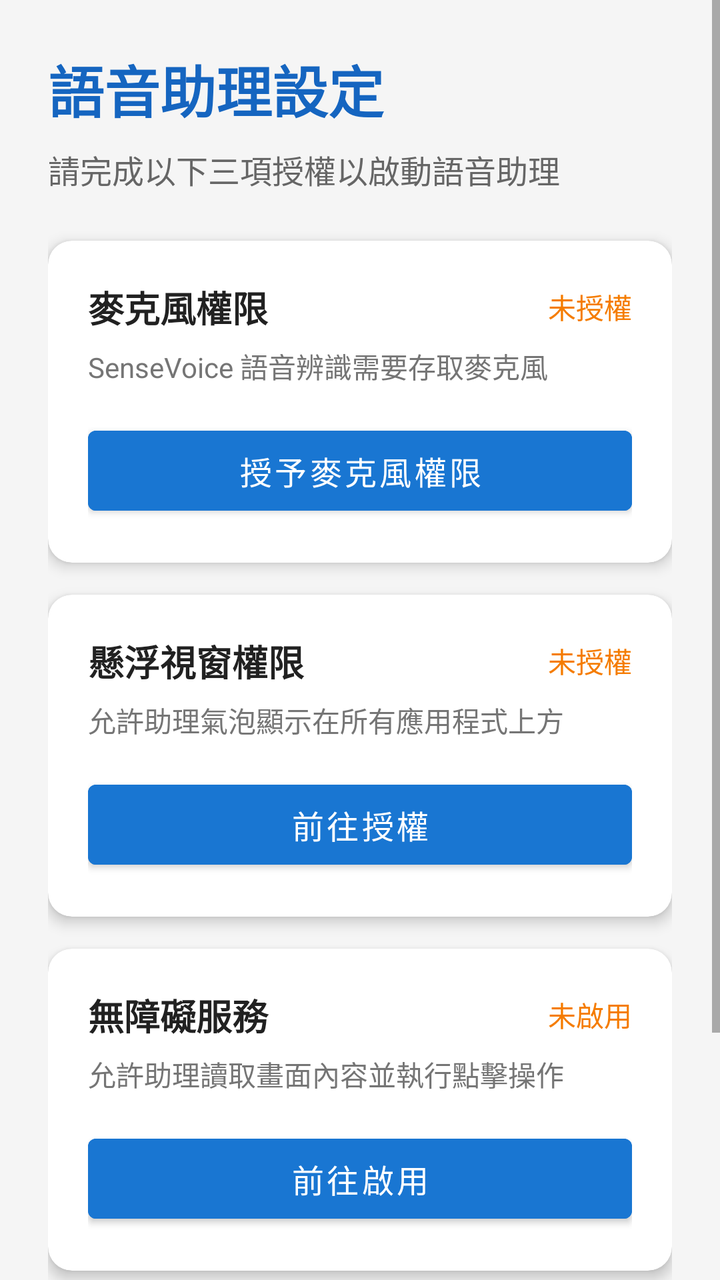
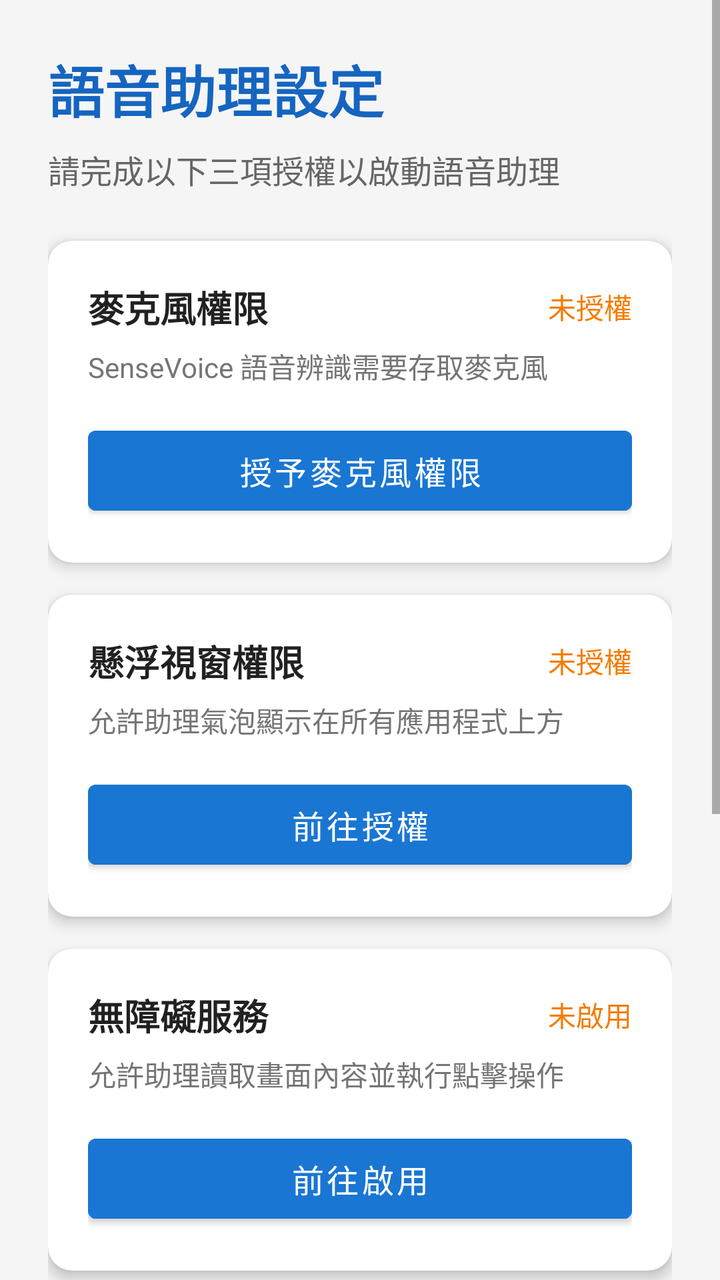

Before-and-after screenshots of an Android layout around one commit, followed by the original layout XML and the change that was made.
<!-- AndroidManifest.xml: application theme Theme.ElderlyAssistant -->
<!-- res/layout/activity_main.xml -->
<?xml version="1.0" encoding="utf-8"?>
<ScrollView xmlns:android="http://schemas.android.com/apk/res/android"
    xmlns:app="http://schemas.android.com/apk/res-auto"
    android:layout_width="match_parent"
    android:layout_height="match_parent"
    android:fillViewport="true"
    android:background="#F5F5F5">

    <LinearLayout
        android:layout_width="match_parent"
        android:layout_height="wrap_content"
        android:orientation="vertical"
        android:padding="24dp">

        
        <TextView
            android:layout_width="match_parent"
            android:layout_height="wrap_content"
            android:text="語音助理設定"
            android:textSize="28sp"
            android:textStyle="bold"
            android:textColor="#1565C0"
            android:layout_marginBottom="8dp" />

        <TextView
            android:layout_width="match_parent"
            android:layout_height="wrap_content"
            android:text="請完成以下三項授權以啟動語音助理"
            android:textSize="16sp"
            android:textColor="#666666"
            android:layout_marginBottom="24dp" />

        
        <androidx.cardview.widget.CardView
            android:layout_width="match_parent"
            android:layout_height="wrap_content"
            android:layout_marginBottom="16dp"
            app:cardElevation="4dp"
            app:cardCornerRadius="12dp">
            <LinearLayout
                android:layout_width="match_parent"
                android:layout_height="wrap_content"
                android:orientation="vertical"
                android:padding="20dp">
                <LinearLayout
                    android:layout_width="match_parent"
                    android:layout_height="wrap_content"
                    android:orientation="horizontal"
                    android:gravity="center_vertical">
                    <TextView
                        android:layout_width="0dp"
                        android:layout_height="wrap_content"
                        android:layout_weight="1"
                        android:text="麥克風權限"
                        android:textSize="18sp"
                        android:textStyle="bold"
                        android:textColor="#212121" />
                    <TextView
                        android:id="@+id/tv_mic_status"
                        android:layout_width="wrap_content"
                        android:layout_height="wrap_content"
                        android:text="未授權"
                        android:textSize="14sp"
                        android:textColor="@color/permission_missing" />
                </LinearLayout>
                <TextView
                    android:layout_width="match_parent"
                    android:layout_height="wrap_content"
                    android:layout_marginTop="6dp"
                    android:layout_marginBottom="16dp"
                    android:text="SenseVoice 語音辨識需要存取麥克風"
                    android:textSize="14sp"
                    android:textColor="#757575" />
                <Button
                    android:id="@+id/btn_mic_permission"
                    android:layout_width="match_parent"
                    android:layout_height="52dp"
                    android:text="授予麥克風權限"
                    android:textSize="16sp"
                    android:backgroundTint="@color/blue_700" />
            </LinearLayout>
        </androidx.cardview.widget.CardView>

        
        <androidx.cardview.widget.CardView
            android:layout_width="match_parent"
            android:layout_height="wrap_content"
            android:layout_marginBottom="16dp"
            app:cardElevation="4dp"
            app:cardCornerRadius="12dp">
            <LinearLayout
                android:layout_width="match_parent"
                android:layout_height="wrap_content"
                android:orientation="vertical"
                android:padding="20dp">
                <LinearLayout
                    android:layout_width="match_parent"
                    android:layout_height="wrap_content"
                    android:orientation="horizontal"
                    android:gravity="center_vertical">
                    <TextView
                        android:layout_width="0dp"
                        android:layout_height="wrap_content"
                        android:layout_weight="1"
                        android:text="懸浮視窗權限"
                        android:textSize="18sp"
                        android:textStyle="bold"
                        android:textColor="#212121" />
                    <TextView
                        android:id="@+id/tv_overlay_status"
                        android:layout_width="wrap_content"
                        android:layout_height="wrap_content"
                        android:text="未授權"
                        android:textSize="14sp"
                        android:textColor="@color/permission_missing" />
                </LinearLayout>
                <TextView
                    android:layout_width="match_parent"
                    android:layout_height="wrap_content"
                    android:layout_marginTop="6dp"
                    android:layout_marginBottom="16dp"
                    android:text="允許助理氣泡顯示在所有應用程式上方"
                    android:textSize="14sp"
                    android:textColor="#757575" />
                <Button
                    android:id="@+id/btn_overlay_permission"
                    android:layout_width="match_parent"
                    android:layout_height="52dp"
                    android:text="前往授權"
                    android:textSize="16sp"
                    android:backgroundTint="@color/blue_700" />
            </LinearLayout>
        </androidx.cardview.widget.CardView>

        
        <androidx.cardview.widget.CardView
            android:layout_width="match_parent"
            android:layout_height="wrap_content"
            android:layout_marginBottom="32dp"
            app:cardElevation="4dp"
            app:cardCornerRadius="12dp">
            <LinearLayout
                android:layout_width="match_parent"
                android:layout_height="wrap_content"
                android:orientation="vertical"
                android:padding="20dp">
                <LinearLayout
                    android:layout_width="match_parent"
                    android:layout_height="wrap_content"
                    android:orientation="horizontal"
                    android:gravity="center_vertical">
                    <TextView
                        android:layout_width="0dp"
                        android:layout_height="wrap_content"
                        android:layout_weight="1"
                        android:text="無障礙服務"
                        android:textSize="18sp"
                        android:textStyle="bold"
                        android:textColor="#212121" />
                    <TextView
                        android:id="@+id/tv_accessibility_status"
                        android:layout_width="wrap_content"
                        android:layout_height="wrap_content"
                        android:text="未啟用"
                        android:textSize="14sp"
                        android:textColor="@color/permission_missing" />
                </LinearLayout>
                <TextView
                    android:layout_width="match_parent"
                    android:layout_height="wrap_content"
                    android:layout_marginTop="6dp"
                    android:layout_marginBottom="16dp"
                    android:text="允許助理讀取畫面內容並執行點擊操作"
                    android:textSize="14sp"
                    android:textColor="#757575" />
                <Button
                    android:id="@+id/btn_accessibility_permission"
                    android:layout_width="match_parent"
                    android:layout_height="52dp"
                    android:text="前往啟用"
                    android:textSize="16sp"
                    android:backgroundTint="@color/blue_700" />
            </LinearLayout>
        </androidx.cardview.widget.CardView>

        
        <TextView
            android:id="@+id/tv_overall_status"
            android:layout_width="match_parent"
            android:layout_height="wrap_content"
            android:layout_marginBottom="16dp"
            android:text="請授予所有必要權限"
            android:textSize="15sp"
            android:textColor="@color/permission_missing"
            android:gravity="center" />

        
        <Button
            android:id="@+id/btn_toggle_service"
            android:layout_width="match_parent"
            android:layout_height="64dp"
            android:text="啟動語音助理"
            android:textSize="20sp"
            android:enabled="false"
            android:backgroundTint="@color/blue_700" />

    </LinearLayout>
</ScrollView>
<!-- resources referenced by this layout -->
<resources>
  <color name="blue_700">#1976D2</color>
  <color name="permission_missing">#F57C00</color>
  <style name="Theme.ElderlyAssistant" parent="Theme.MaterialComponents.DayNight.NoActionBar">
          <item name="colorPrimary">@color/blue_700</item>
          <item name="colorPrimaryDark">@color/blue_900</item>
          <item name="colorAccent">@color/teal_200</item>
      </style>
  <color name="blue_900">#0D47A1</color>
  <color name="teal_200">#80CBC4</color>
</resources>

<!-- the commit's change to res/layout/activity_main.xml (unified diff, before → after) -->
@@ -184,6 +184,57 @@
         </androidx.cardview.widget.CardView>
 
         
+        <androidx.cardview.widget.CardView
+            android:layout_width="match_parent"
+            android:layout_height="wrap_content"
+            android:layout_marginBottom="32dp"
+            app:cardElevation="4dp"
+            app:cardCornerRadius="12dp">
+            <LinearLayout
+                android:layout_width="match_parent"
+                android:layout_height="wrap_content"
+                android:orientation="vertical"
+                android:padding="20dp">
+                <LinearLayout
+                    android:layout_width="match_parent"
+                    android:layout_height="wrap_content"
+                    android:orientation="horizontal"
+                    android:gravity="center_vertical">
+                    <TextView
+                        android:layout_width="0dp"
+                        android:layout_height="wrap_content"
+                        android:layout_weight="1"
+                        android:text="@string/title_battery_opt"
+                        android:textSize="18sp"
+                        android:textStyle="bold"
+                        android:textColor="#212121" />
+                    <TextView
+                        android:id="@+id/tv_battery_status"
+                        android:layout_width="wrap_content"
+                        android:layout_height="wrap_content"
+                        android:text="未豁免"
+                        android:textSize="14sp"
+                        android:textColor="@color/permission_missing" />
+                </LinearLayout>
+                <TextView
+                    android:layout_width="match_parent"
+                    android:layout_height="wrap_content"
+                    android:layout_marginTop="6dp"
+                    android:layout_marginBottom="16dp"
+                    android:text="@string/desc_battery_opt_detail"
+                    android:textSize="14sp"
+                    android:textColor="#757575" />
+                <Button
+                    android:id="@+id/btn_battery_permission"
+                    android:layout_width="match_parent"
+                    android:layout_height="52dp"
+                    android:text="@string/btn_battery_exempt"
+                    android:textSize="16sp"
+                    android:backgroundTint="@color/blue_700" />
+            </LinearLayout>
+        </androidx.cardview.widget.CardView>
+
+        
         <TextView
             android:id="@+id/tv_overall_status"
             android:layout_width="match_parent"
<!-- resource entries referenced after the edit -->
@@ -2,6 +2,9 @@
 <resources>
   <color name="blue_700">#1976D2</color>
   <color name="permission_missing">#F57C00</color>
+  <string name="btn_battery_exempt">前往設定</string>
+  <string name="desc_battery_opt_detail">防止系統在背景關閉語音助理，確保隨時可用</string>
+  <string name="title_battery_opt">省電優化</string>
   <style name="Theme.ElderlyAssistant" parent="Theme.MaterialComponents.DayNight.NoActionBar">
           <item name="colorPrimary">@color/blue_700</item>
           <item name="colorPrimaryDark">@color/blue_900</item>
